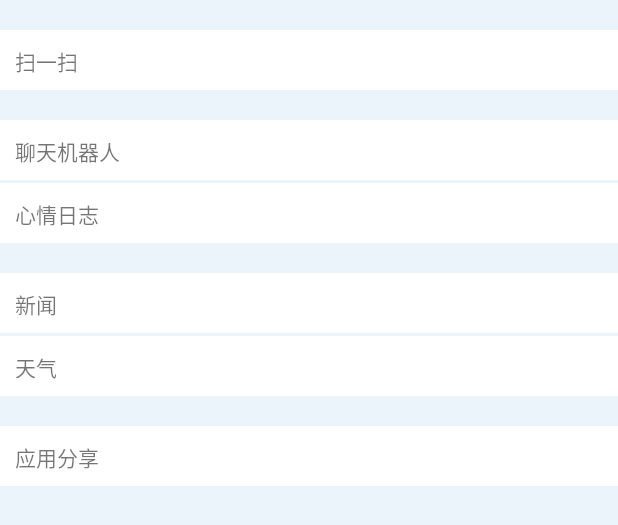
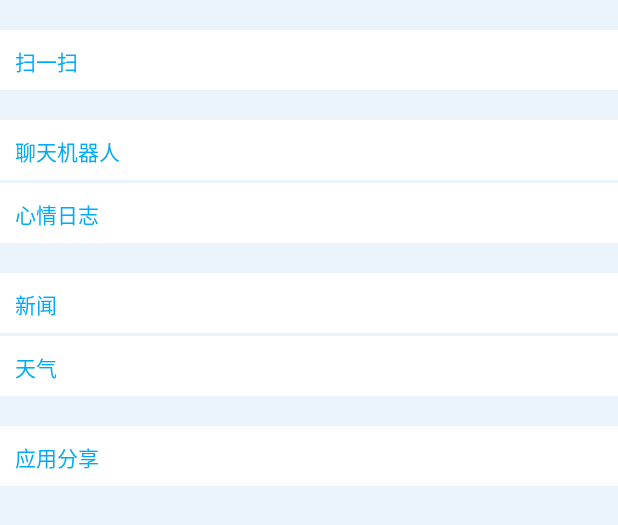
Before and after one commit to mirryjuan/Chat, an Android app: the layout fragment_apps.xml on its own in the app's theme, with its tools: preview values and no code run, on a phone screen of 412 x 824 dp. Shown: the top 525 px of the screen. Run offline under Robolectric (Android 15) with nearby library versions, the phone set to English and light mode, and no system bars.

Commit message:
增加me界面列表项style

```diff
--- a/app/src/main/res/values/styles.xml
+++ b/app/src/main/res/values/styles.xml
@@ -38,6 +38,7 @@
         <item name="android:background">@color/white</item>
         <item name="android:gravity">center_vertical</item>
         <item name="android:padding">10dp</item>
+        <item name="android:textColor">@color/darkBlue</item>
     </style>
 
     <style name="popupTheme">
@@ -53,6 +54,4 @@
         <item name="android:gravity">left|center_vertical</item>
         <item name="android:padding">10dp</item>
     </style>
-
-
 </resources>
```
